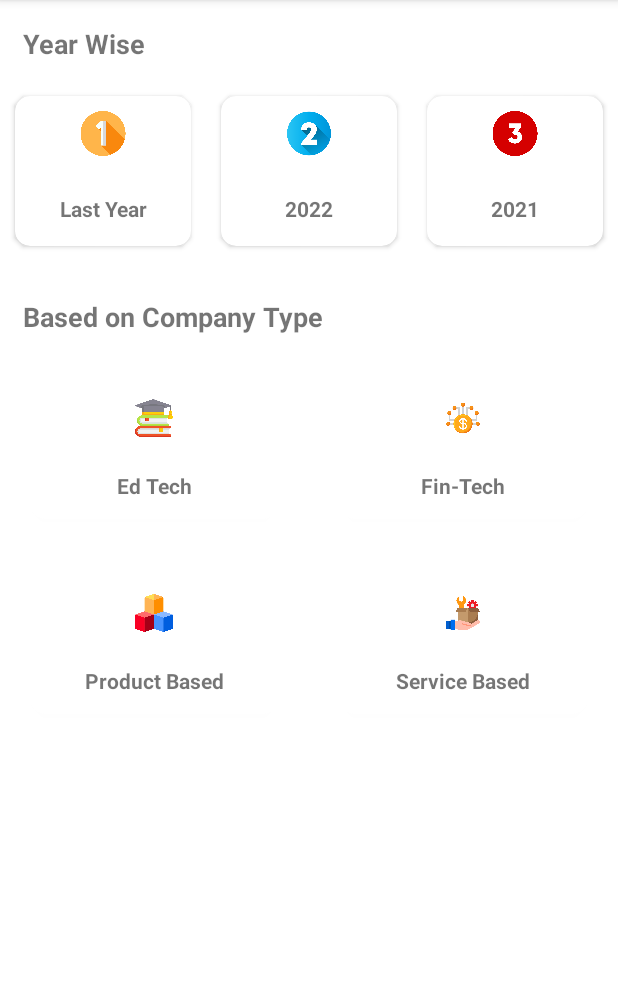
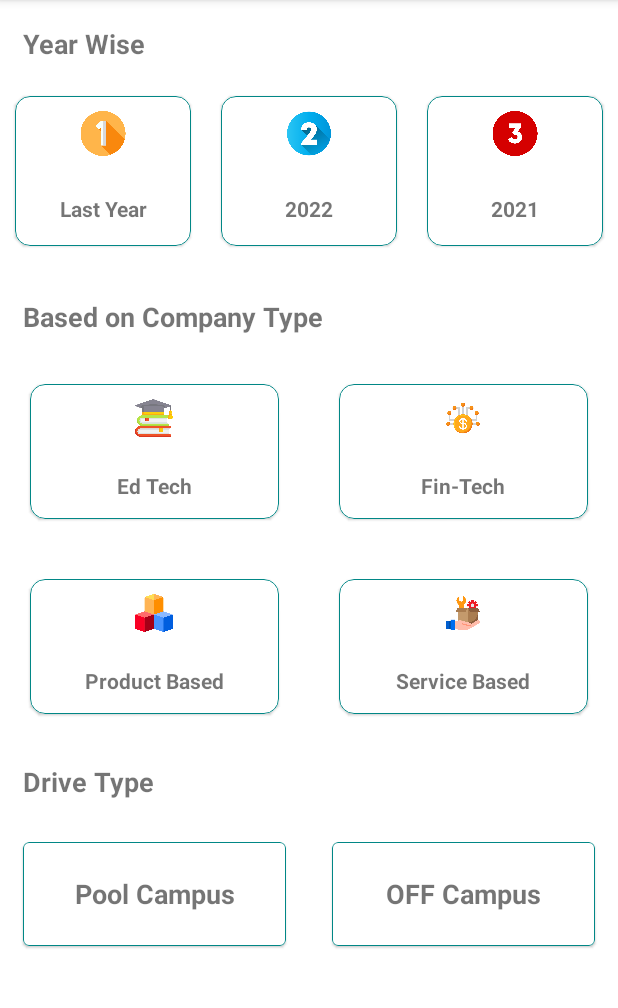
Before and after one commit to harshverma7864/way2job, an Android app: the screen it shows after launch (MainActivity), on a phone screen of 412 x 824 dp, the part 84-1092 px from its top. Run offline under Robolectric (Android 15) with nearby library versions, the phone set to English and light mode, and no system bars.

Commit message:
added extra field in main activity like pool campus and offcampus

```diff
--- a/app/src/main/java/com/example/way2job/MainActivity.java
+++ b/app/src/main/java/com/example/way2job/MainActivity.java
@@ -57,9 +57,6 @@ CardView lastYear, lastLastYear, lastLastLastYear, product, service, fintech, ed
         fintech = findViewById(R.id.fintech);
         edtech = findViewById(R.id.edtech);
 
-
-
-
         lastYear.setOnClickListener(new View.OnClickListener() {
             @RequiresApi(api = Build.VERSION_CODES.O)
             @Override
@@ -71,6 +68,7 @@ CardView lastYear, lastLastYear, lastLastLastYear, product, service, fintech, ed
                 startActivity(intent);
             }
         });
+
 
         lastLastYear.setOnClickListener(new View.OnClickListener() {
             @RequiresApi(api = Build.VERSION_CODES.O)
@@ -162,8 +160,6 @@ CardView lastYear, lastLastYear, lastLastLastYear, product, service, fintech, ed
                 }
 
                 drawerLayout.closeDrawer(GravityCompat.START);
-
-
                 return false;
             }
 
--- a/app/src/main/res/layout/activity_cards_recycler_view.xml
+++ b/app/src/main/res/layout/activity_cards_recycler_view.xml
@@ -4,8 +4,8 @@
     xmlns:tools="http://schemas.android.com/tools"
     android:layout_width="match_parent"
     android:layout_height="match_parent"
-    tools:context=".CardsRecyclerView">
-
+    tools:context=".CardsRecyclerView"
+    android:orientation="vertical">
 
     <androidx.recyclerview.widget.RecyclerView
         android:id="@+id/reccycler"
--- a/app/src/main/res/layout/activity_main.xml
+++ b/app/src/main/res/layout/activity_main.xml
@@ -16,8 +16,6 @@
         android:layout_height="match_parent"
         layout="@layout/app_bar_main"/>
 
-
-
     <com.google.android.material.navigation.NavigationView
         android:layout_width="wrap_content"
         android:layout_height="match_parent"
@@ -29,15 +27,11 @@
         />
 
 
-
-
 <LinearLayout
     android:layout_width="match_parent"
     android:layout_height="match_parent"
     android:orientation="vertical"
     >
-
-
     <LinearLayout
         android:layout_width="match_parent"
         android:layout_height="wrap_content"
@@ -64,7 +58,9 @@
             tools:layout_editor_absoluteX="-1dp">
 
 
-            <androidx.cardview.widget.CardView
+            <com.google.android.material.card.MaterialCardView
+                app:strokeColor="@color/teal_700"
+                app:strokeWidth="0.5dp"
                 android:id="@+id/cardLastYear"
                 android:layout_width="match_parent"
                 android:layout_height="100dp"
@@ -99,9 +95,11 @@
                 </LinearLayout>
 
 
-            </androidx.cardview.widget.CardView>
+            </com.google.android.material.card.MaterialCardView>
 
-            <androidx.cardview.widget.CardView
+            <com.google.android.material.card.MaterialCardView
+                app:strokeColor="@color/teal_700"
+                app:strokeWidth="0.5dp"
                 android:layout_width="match_parent"
                 android:layout_height="100dp"
                 android:id="@+id/cardLastLastYear"
@@ -136,9 +134,11 @@
                 </LinearLayout>
 
 
-            </androidx.cardview.widget.CardView>
+            </com.google.android.material.card.MaterialCardView>
 
-            <androidx.cardview.widget.CardView
+            <com.google.android.material.card.MaterialCardView
+                app:strokeColor="@color/teal_700"
+                app:strokeWidth="0.5dp"
                 android:id="@+id/lastLastLastYear"
                 android:layout_width="match_parent"
                 android:layout_height="100dp"
@@ -174,7 +174,7 @@
                 </LinearLayout>
 
 
-            </androidx.cardview.widget.CardView>
+            </com.google.android.material.card.MaterialCardView>
 
 
         </LinearLayout>
@@ -209,7 +209,9 @@
                 android:layout_weight="1"
                 android:orientation="vertical">
 
-            <androidx.cardview.widget.CardView
+            <com.google.android.material.card.MaterialCardView
+                app:strokeColor="@color/teal_700"
+                app:strokeWidth="0.5dp"
                 android:id="@+id/edtech"
                 android:layout_width="match_parent"
                 android:layout_height="100dp"
@@ -244,9 +246,11 @@
                 </LinearLayout>
 
 
-            </androidx.cardview.widget.CardView>
+            </com.google.android.material.card.MaterialCardView>
 
-            <androidx.cardview.widget.CardView
+            <com.google.android.material.card.MaterialCardView
+                app:strokeColor="@color/teal_700"
+                app:strokeWidth="0.5dp"
                 android:id="@+id/product"
 
                 android:layout_width="match_parent"
@@ -282,14 +286,16 @@
                 </LinearLayout>
 
 
-            </androidx.cardview.widget.CardView>
+            </com.google.android.material.card.MaterialCardView>
             </LinearLayout> <LinearLayout
                 android:layout_width="match_parent"
                 android:layout_height="match_parent"
                 android:layout_weight="1"
                 android:orientation="vertical">
 
-            <androidx.cardview.widget.CardView
+            <com.google.android.material.card.MaterialCardView
+                app:strokeColor="@color/teal_700"
+                app:strokeWidth="0.5dp"
                 android:layout_width="match_parent"
                 android:layout_height="100dp"
                 android:layout_margin="20dp"
@@ -324,9 +330,11 @@
                 </LinearLayout>
 
 
-            </androidx.cardview.widget.CardView>
+            </com.google.android.material.card.MaterialCardView>
 
-            <androidx.cardview.widget.CardView
+            <com.google.android.material.card.MaterialCardView
+                app:strokeColor="@color/teal_700"
+                app:strokeWidth="0.5dp"
                 android:layout_width="match_parent"
                 android:layout_height="100dp"
                 android:layout_margin="20dp"
@@ -361,9 +369,67 @@
                 </LinearLayout>
 
 
-            </androidx.cardview.widget.CardView>
+            </com.google.android.material.card.MaterialCardView>
             </LinearLayout>
 
+
+        </LinearLayout>
+
+
+        <TextView
+            android:id="@+id/driveType"
+            android:layout_width="match_parent"
+            android:layout_height="50dp"
+            android:text="Drive Type"
+            android:paddingLeft="15dp"
+            android:textStyle="normal|bold"
+            android:textSize="18sp"
+            android:gravity="center_vertical"
+            />
+
+
+        <LinearLayout
+            android:layout_width="match_parent"
+            android:layout_height="100dp">
+
+            <com.google.android.material.card.MaterialCardView
+                app:strokeColor="@color/teal_700"
+                app:strokeWidth="0.5dp"
+                android:layout_width="match_parent"
+                android:layout_height="match_parent"
+                android:layout_weight="1"
+                android:layout_margin="15dp"
+                android:elevation="20dp"
+                >
+                <TextView
+                    android:layout_width="match_parent"
+                    android:layout_height="match_parent"
+                    android:text="Pool Campus"
+                    android:textStyle="bold|normal"
+                    android:textSize="18sp"
+                    android:gravity="center"
+                    />
+            </com.google.android.material.card.MaterialCardView>
+
+            <com.google.android.material.card.MaterialCardView
+                app:strokeColor="@color/teal_700"
+                app:strokeWidth="0.5dp"
+                android:layout_width="match_parent"
+                android:layout_height="match_parent"
+                android:layout_weight="1"
+                android:layout_margin="15dp"
+
+                >
+
+                <TextView
+                    android:layout_width="match_parent"
+                    android:layout_height="match_parent"
+                    android:text="OFF Campus"
+                    android:textStyle="bold|normal"
+                    android:textSize="18sp"
+                    android:gravity="center"
+                    />
+            </com.google.android.material.card.MaterialCardView>
 
         </LinearLayout>
 
--- a/app/src/main/res/layout/fragment_profile.xml
+++ b/app/src/main/res/layout/fragment_profile.xml
@@ -5,7 +5,6 @@
     android:layout_height="match_parent"
     tools:context=".fragments.ProfileFragment">
 
-    <!-- TODO: Update blank fragment layout -->
     <TextView
         android:layout_width="match_parent"
         android:layout_height="match_parent"
```
Also changed, not shown: app/src/main/java/com/example/way2job/CardsInfo.java (+50 -1 lines), app/src/main/java/com/example/way2job/adapter/ImageAdapter.java (added, +58 -0 lines), app/src/main/res/layout/activity_cards.xml (+16 -41 lines), app/src/main/res/layout/carditem.xml (+6 -4 lines), app/src/main/res/layout/imagecard.xml (added, +13 -0 lines), app/src/main/res/layout/questionitem.xml (+5 -3 lines), app/src/main/res/layout/round_item.xml (+14 -9 lines).
